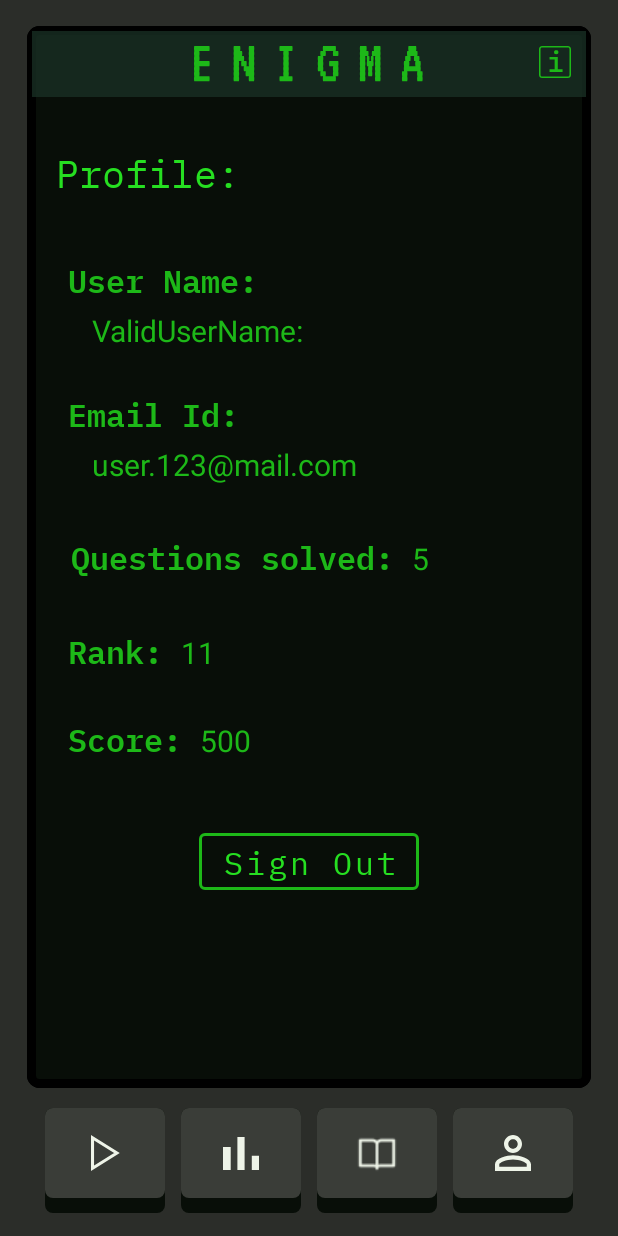
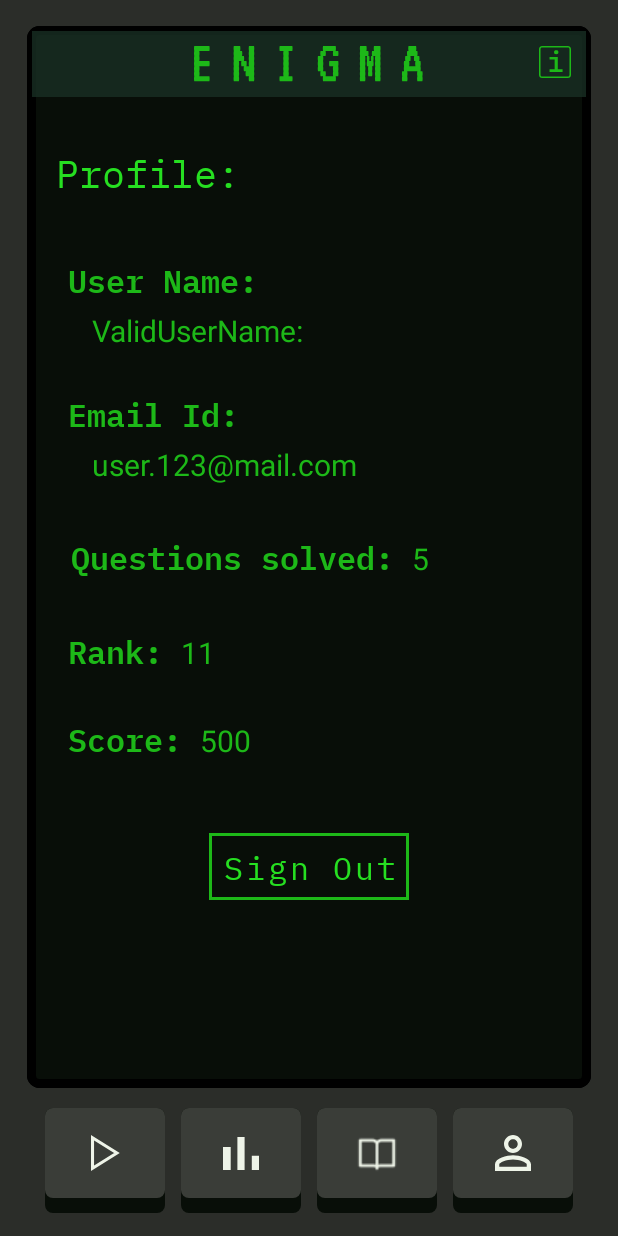
Before and after one commit to IEEE-VIT/enigma7-android, an Android app: the screen it shows after launch (AuthActivity), on a phone screen of 412 x 824 dp. Run offline under Robolectric (Android 15) with nearby library versions, the phone set to English and light mode, and no system bars; Roboto replaces fonts that are not available here.

Commit message:
minor ui changes

```diff
--- a/app/src/main/res/layout/fragment_profile.xml
+++ b/app/src/main/res/layout/fragment_profile.xml
@@ -162,7 +162,7 @@
 
     </LinearLayout>
 
-    <com.google.android.material.button.MaterialButton
+    <Button
         android:id="@+id/button2"
         style="@style/primaryButtonStyle"
         android:layout_width="wrap_content"
@@ -171,9 +171,14 @@
         android:layout_marginTop="40dp"
         android:layout_marginBottom="51dp"
         android:fontFamily="@font/ibm_plex_mono_regular"
+        android:paddingStart="9dp"
+        android:paddingTop="7dp"
+        android:paddingEnd="9dp"
+        android:paddingBottom="7dp"
         android:text="@string/sign_out"
         android:textAllCaps="false"
         android:textSize="21sp"
+        app:cornerRadius="0dp"
         app:strokeColor="@color/enigmaColor"
         app:strokeWidth="2dp" />
 </LinearLayout>
--- a/app/src/main/res/layout/fragment_profile_setup.xml
+++ b/app/src/main/res/layout/fragment_profile_setup.xml
@@ -89,6 +89,7 @@
         android:text="@string/next"
         android:textAllCaps="false"
         android:textSize="24sp"
+        app:cornerRadius="0dp"
         app:layout_constraintBottom_toBottomOf="parent"
         app:layout_constraintEnd_toEndOf="parent"
         app:layout_constraintStart_toStartOf="parent"
--- a/app/src/main/res/layout/fragment_sign_up.xml
+++ b/app/src/main/res/layout/fragment_sign_up.xml
@@ -68,6 +68,7 @@
         android:text="@string/Sign_up_insta"
         android:textAllCaps="false"
         android:textSize="20sp"
+        app:cornerRadius="0dp"
         app:layout_constraintBottom_toBottomOf="parent"
         app:layout_constraintEnd_toEndOf="parent"
         app:layout_constraintHorizontal_bias="0.498"
@@ -91,6 +92,7 @@
         android:text="@string/Sign_up_google"
         android:textAllCaps="false"
         android:textSize="20sp"
+        app:cornerRadius="0dp"
         app:layout_constraintBottom_toTopOf="@+id/instaSignup"
         app:layout_constraintEnd_toEndOf="parent"
         app:layout_constraintStart_toStartOf="parent"
```
Also changed, not shown: app/src/main/res/drawable/outline_button.xml (added, +20 -0 lines).
